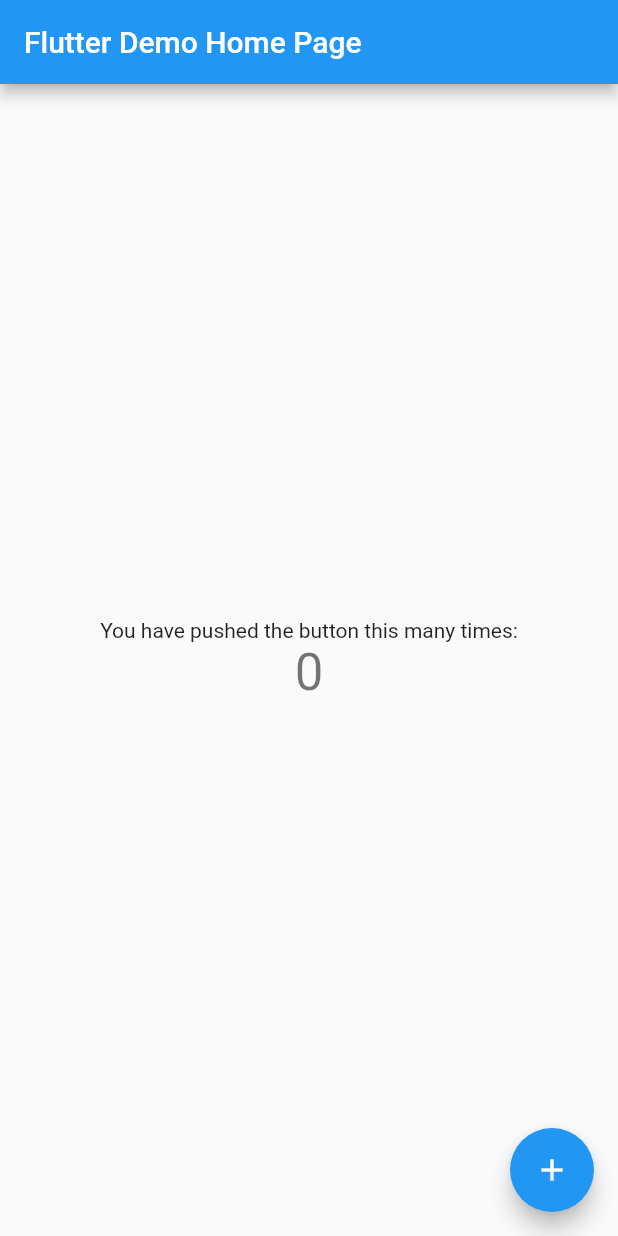
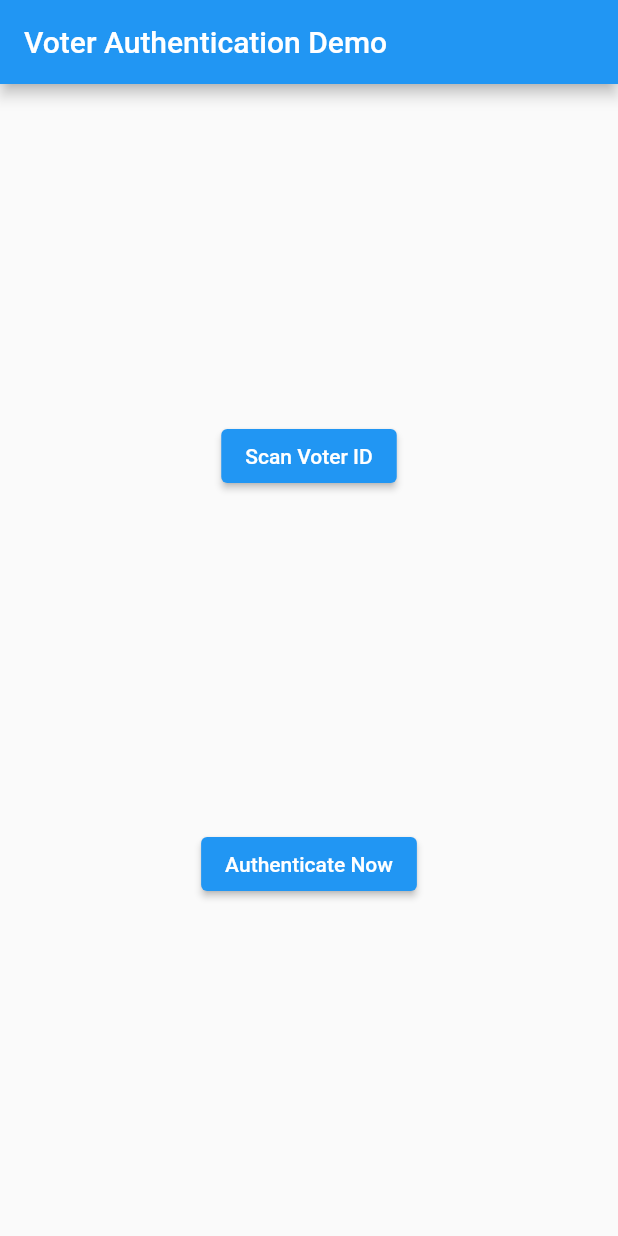
Before and after one commit to adityaSharmaWritesCode/voter-auth, a Flutter app: the screen it shows after launch, on a phone screen of 412 x 824 dp. Run offline on Flutter 3.47's test engine with Material 2 defaults, Android fonts, the phone set to English and light mode, and no system bars; our stand-ins replace image_picker, local_auth; missing offline and left inert: ar_flutter_plugin, document_scanner_flutter.

Commit message:
Added Augmented Reality and Authentication features

```diff
--- a/auth_application/lib/main.dart
+++ b/auth_application/lib/main.dart
@@ -1,3 +1,8 @@
+import 'package:auth_application/screens/arvm_screen.dart';
+import 'package:auth_application/screens/auth_screen.dart';
+import 'package:auth_application/screens/scan_screen.dart';
+import 'package:auth_application/services/auth_services.dart';
+import 'package:auth_application/test.dart';
 import 'package:flutter/material.dart';
 
 void main() {
@@ -6,110 +11,23 @@
 
 class MyApp extends StatelessWidget {
   const MyApp({super.key});
-
-  // This widget is the root of your application.
   @override
   Widget build(BuildContext context) {
     return MaterialApp(
-      title: 'Flutter Demo',
+      debugShowCheckedModeBanner: false,
+      title: 'Voter Authentication Demo',
       theme: ThemeData(
-        // This is the theme of your application.
-        //
-        // Try running your application with "flutter run". You'll see the
-        // application has a blue toolbar. Then, without quitting the app, try
-        // changing the primarySwatch below to Colors.green and then invoke
-        // "hot reload" (press "r" in the console where you ran "flutter run",
-        // or simply save your changes to "hot reload" in a Flutter IDE).
-        // Notice that the counter didn't reset back to zero; the application
-        // is not restarted.
         primarySwatch: Colors.blue,
       ),
-      home: const MyHomePage(title: 'Flutter Demo Home Page'),
+      home: const AuthenticationScreen(),
+      routes: {
+        ScanScreen.route: (context) => const ScanScreen(),
+        AuthenticationScreen.route: (context) => const AuthenticationScreen(),
+        AugmentedVotingMachine.route: (context) =>
+            const AugmentedVotingMachine(),
+        // LocalAndWebObjectsView.route: (context) =>
+        //     const LocalAndWebObjectsView()
+      },
     );
   }
 }
-
-class MyHomePage extends StatefulWidget {
-  const MyHomePage({super.key, required this.title});
-
-  // This widget is the home page of your application. It is stateful, meaning
-  // that it has a State object (defined below) that contains fields that affect
-  // how it looks.
-
-  // This class is the configuration for the state. It holds the values (in this
-  // case the title) provided by the parent (in this case the App widget) and
-  // used by the build method of the State. Fields in a Widget subclass are
-  // always marked "final".
-
-  final String title;
-
-  @override
-  State<MyHomePage> createState() => _MyHomePageState();
-}
-
-class _MyHomePageState extends State<MyHomePage> {
-  int _counter = 0;
-
-  void _incrementCounter() {
-    setState(() {
-      // This call to setState tells the Flutter framework that something has
-      // changed in this State, which causes it to rerun the build method below
-      // so that the display can reflect the updated values. If we changed
-      // _counter without calling setState(), then the build method would not be
-      // called again, and so nothing would appear to happen.
-      _counter++;
-    });
-  }
-
-  @override
-  Widget build(BuildContext context) {
-    // This method is rerun every time setState is called, for instance as done
-    // by the _incrementCounter method above.
-    //
-    // The Flutter framework has been optimized to make rerunning build methods
-    // fast, so that you can just rebuild anything that needs updating rather
-    // than having to individually change instances of widgets.
-    return Scaffold(
-      appBar: AppBar(
-        // Here we take the value from the MyHomePage object that was created by
-        // the App.build method, and use it to set our appbar title.
-        title: Text(widget.title),
-      ),
-      body: Center(
-        // Center is a layout widget. It takes a single child and positions it
-        // in the middle of the parent.
-        child: Column(
-          // Column is also a layout widget. It takes a list of children and
-          // arranges them vertically. By default, it sizes itself to fit its
-          // children horizontally, and tries to be as tall as its parent.
-          //
-          // Invoke "debug painting" (press "p" in the console, choose the
-          // "Toggle Debug Paint" action from the Flutter Inspector in Android
-          // Studio, or the "Toggle Debug Paint" command in Visual Studio Code)
-          // to see the wireframe for each widget.
-          //
-          // Column has various properties to control how it sizes itself and
-          // how it positions its children. Here we use mainAxisAlignment to
-          // center the children vertically; the main axis here is the vertical
-          // axis because Columns are vertical (the cross axis would be
-          // horizontal).
-          mainAxisAlignment: MainAxisAlignment.center,
-          children: <Widget>[
-            const Text(
-              'You have pushed the button this many times:',
-            ),
-            Text(
-              '$_counter',
-              style: Theme.of(context).textTheme.headline4,
-            ),
-          ],
-        ),
-      ),
-      floatingActionButton: FloatingActionButton(
-        onPressed: _incrementCounter,
-        tooltip: 'Increment',
-        child: const Icon(Icons.add),
-      ), // This trailing comma makes auto-formatting nicer for build methods.
-    );
-  }
-}
--- /dev/null
+++ b/auth_application/lib/screens/auth_screen.dart
@@ -0,0 +1,79 @@
+import 'package:auth_application/screens/arvm_screen.dart';
+import 'package:auth_application/services/auth_services.dart';
+import 'package:auth_application/test.dart';
+import 'package:document_scanner_flutter/configs/configs.dart';
+import 'package:document_scanner_flutter/document_scanner_flutter.dart';
+import 'package:flutter/material.dart';
+import 'package:image_picker/image_picker.dart';
+
+class AuthenticationScreen extends StatefulWidget {
+  static const route = "/auth";
+  const AuthenticationScreen({super.key});
+
+  @override
+  State<AuthenticationScreen> createState() => _AuthenticationScreenState();
+}
+
+class _AuthenticationScreenState extends State<AuthenticationScreen> {
+  bool authenticated = false;
+  final ImagePicker _picker = ImagePicker();
+  @override
+  Widget build(BuildContext context) {
+    return SafeArea(
+      child: Scaffold(
+        appBar: AppBar(
+          title: Text('Voter Authentication Demo'),
+        ),
+        body: Center(
+          child: Column(
+            mainAxisAlignment: MainAxisAlignment.spaceEvenly,
+            children: [
+              ElevatedButton(
+                  onPressed: () async {
+                    try {
+                      final XFile? photo =
+                          await _picker.pickImage(source: ImageSource.camera);
+                    } catch (e) {
+                      print(e.toString());
+                    }
+                  },
+                  child: const Text('Scan Voter ID')),
+              ElevatedButton(
+                onPressed: () async {
+                  final check = await LocalAuth.authenticate();
+                  if (authenticated) {
+                    Navigator.pushNamed(context, AugmentedVotingMachine.route);
+                  } else {
+                    ScaffoldMessenger.of(context).showSnackBar(
+                      SnackBar(
+                        content: Text('Error Authenticating'),
+                      ),
+                    );
+                  }
+                  setState(() {
+                    authenticated = check;
+                  });
+                },
+                child: const Text('Authenticate Now'),
+              ),
+
+              // if (authenticated)
+              //   ElevatedButton(
+              //     onPressed: () {
+              //       setState(
+              //         () {
+              //           authenticated = false;
+              //         },
+              //       );
+              //     },
+              //     child: const Text(
+              //       'Congratulations! You are Authenticated!',
+              //     ),
+              //   )
+            ],
+          ),
+        ),
+      ),
+    );
+  }
+}
--- /dev/null
+++ b/auth_application/lib/services/auth_services.dart
@@ -0,0 +1,26 @@
+import 'package:local_auth/local_auth.dart';
+
+class LocalAuth {
+  static final _auth = LocalAuthentication();
+  static Future<bool> _canAuthenticate() async =>
+      await _auth.canCheckBiometrics || await _auth.isDeviceSupported();
+
+  static Future<bool> authenticate() async {
+    try {
+      if (!await _canAuthenticate()) return false;
+
+      return await _auth.authenticate(
+        localizedReason: "Authenticate to allow voting",
+        options: const AuthenticationOptions(
+          biometricOnly: true,
+          useErrorDialogs: true,
+          stickyAuth: true,
+          sensitiveTransaction: true,
+        ),
+      );
+    } catch (e) {
+      print(e.toString());
+      return false;
+    }
+  }
+}
```
Also changed, not shown: auth_application/lib/screens/arvm_screen.dart (added, +97 -0 lines), auth_application/lib/screens/scan_screen.dart (added, +16 -0 lines), auth_application/lib/test.dart (added, +127 -0 lines), auth_application/pubspec.yaml (+8 -3 lines), auth_application/assets/Cube/evm.png (added), auth_application/assets/Quad/evm.png (added), auth_application/assets/triangle.png (added), auth_application/pubspec.lock, 10 other files.
